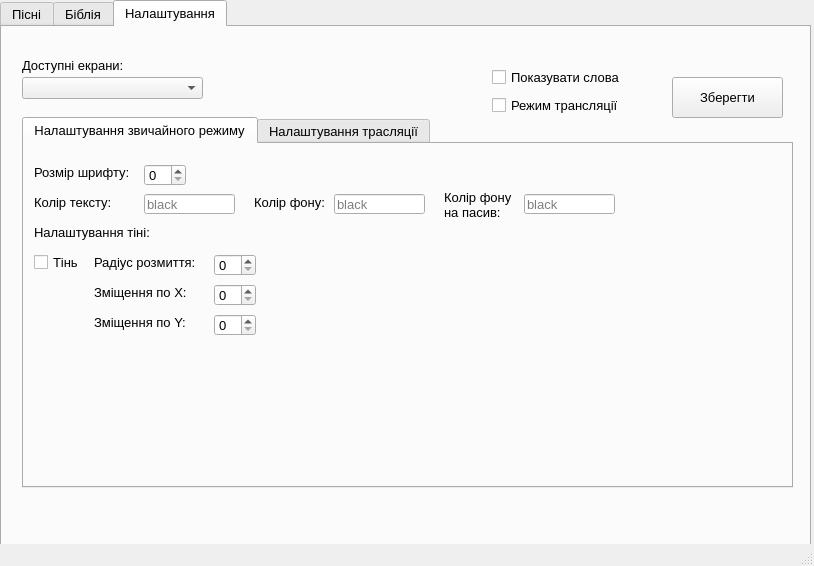
Qt form ss.ui (0xt1m/LyricVerse) before a commit.
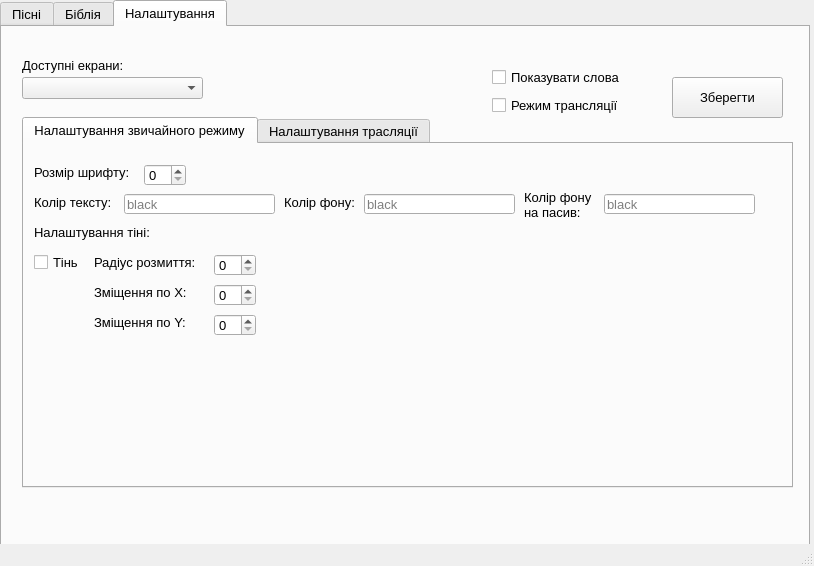
The same form after that commit. The open tabs and pages were chosen to show the change.

```diff
--- a/ss.ui
+++ b/ss.ui
@@ -25,8 +25,8 @@
      <rect>
       <x>0</x>
       <y>0</y>
-      <width>811</width>
-      <height>551</height>
+      <width>810</width>
+      <height>550</height>
      </rect>
     </property>
     <property name="font">
@@ -510,9 +510,9 @@
        <widget class="QLineEdit" name="text_color_input">
         <property name="geometry">
          <rect>
-          <x>120</x>
+          <x>100</x>
           <y>50</y>
-          <width>91</width>
+          <width>151</width>
           <height>20</height>
          </rect>
         </property>
@@ -627,7 +627,7 @@
        <widget class="QLabel" name="label_14">
         <property name="geometry">
          <rect>
-          <x>230</x>
+          <x>260</x>
           <y>50</y>
           <width>111</width>
           <height>16</height>
@@ -640,7 +640,7 @@
        <widget class="QLabel" name="label_15">
         <property name="geometry">
          <rect>
-          <x>420</x>
+          <x>500</x>
           <y>40</y>
           <width>71</width>
           <height>41</height>
@@ -654,9 +654,9 @@
        <widget class="QLineEdit" name="background_color_input">
         <property name="geometry">
          <rect>
-          <x>310</x>
+          <x>340</x>
           <y>50</y>
-          <width>91</width>
+          <width>151</width>
           <height>20</height>
          </rect>
         </property>
@@ -667,9 +667,9 @@
        <widget class="QLineEdit" name="passive_background_color_input">
         <property name="geometry">
          <rect>
-          <x>500</x>
+          <x>580</x>
           <y>50</y>
-          <width>91</width>
+          <width>151</width>
           <height>20</height>
          </rect>
         </property>
```
Left out of the diff: 2 changed lines with no effect on the pictures.
